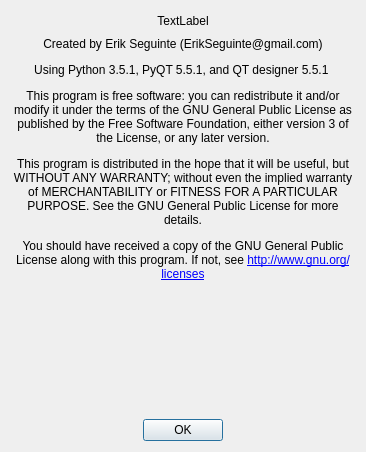
Before: the Qt Designer form lib/About_gui.ui in ErikSeguinte/ex-3e-tracker-Python, drawn with Qt 5.
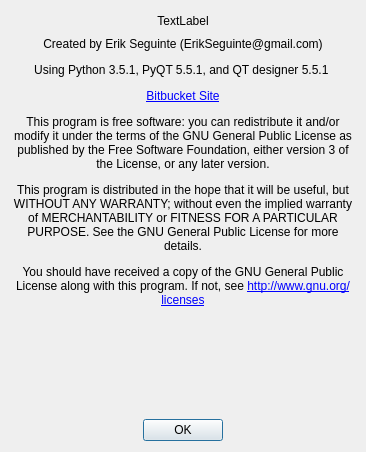
After: the same form once the commit is applied.

Commit message: Added website to about window. Convert_UI now adds UI file to VCS.

```diff
--- a/lib/About_gui.ui
+++ b/lib/About_gui.ui
@@ -48,7 +48,7 @@
       </sizepolicy>
      </property>
      <property name="text">
-      <string>&lt;html&gt;&lt;head/&gt;&lt;body&gt;&lt;p&gt;Created by Erik Seguinte (ErikSeguinte@gmail.com)&lt;/p&gt;&lt;p&gt;Using Python 3.5.1, PyQT 5.5.1, and QT designer 5.5.1 &lt;/p&gt;&lt;p&gt;This program is free software: you can redistribute it and/or modify it under the terms of the GNU General Public License as published by the Free Software Foundation, either version 3 of the License, or any later version.&lt;/p&gt;&lt;p&gt;This program is distributed in the hope that it will be useful, but WITHOUT ANY WARRANTY; without even the implied warranty of MERCHANTABILITY or FITNESS FOR A PARTICULAR PURPOSE. See the GNU General Public License for more details.&lt;/p&gt;&lt;p&gt;You should have received a copy of the GNU General Public License along with this program. If not, see &lt;a href=&quot;http://www.gnu.org/licenses&quot;&gt;&lt;span style=&quot; text-decoration: underline; color:#0000ff;&quot;&gt;http://www.gnu.org/licenses&lt;/span&gt;&lt;/a&gt;&lt;/p&gt;&lt;/body&gt;&lt;/html&gt;</string>
+      <string>&lt;html&gt;&lt;head/&gt;&lt;body&gt;&lt;p&gt;Created by Erik Seguinte (ErikSeguinte@gmail.com)&lt;/p&gt;&lt;p&gt;Using Python 3.5.1, PyQT 5.5.1, and QT designer 5.5.1 &lt;/p&gt;&lt;p&gt;&lt;a href=&quot;https://bitbucket.org/primefactorx01/ex-3e-init-tracker/&quot;&gt;&lt;span style=&quot; text-decoration: underline; color:#0000ff;&quot;&gt;Bitbucket Site&lt;/span&gt;&lt;/a&gt;&lt;/p&gt;&lt;p&gt;This program is free software: you can redistribute it and/or modify it under the terms of the GNU General Public License as published by the Free Software Foundation, either version 3 of the License, or any later version.&lt;/p&gt;&lt;p&gt;This program is distributed in the hope that it will be useful, but WITHOUT ANY WARRANTY; without even the implied warranty of MERCHANTABILITY or FITNESS FOR A PARTICULAR PURPOSE. See the GNU General Public License for more details.&lt;/p&gt;&lt;p&gt;You should have received a copy of the GNU General Public License along with this program. If not, see &lt;a href=&quot;http://www.gnu.org/licenses&quot;&gt;&lt;span style=&quot; text-decoration: underline; color:#0000ff;&quot;&gt;http://www.gnu.org/licenses&lt;/span&gt;&lt;/a&gt;&lt;/p&gt;&lt;/body&gt;&lt;/html&gt;</string>
      </property>
      <property name="textFormat">
       <enum>Qt::RichText</enum>
```
The commit also changes 1 other file.
